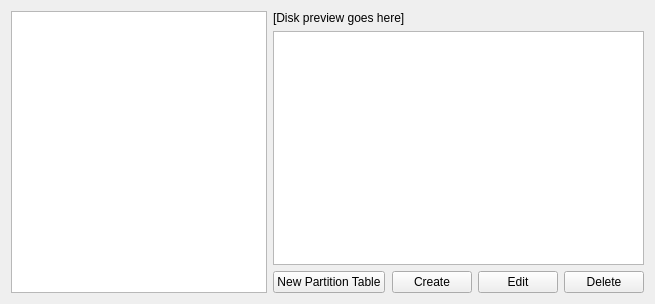
This is src/modules/partition/PartitionPage.ui in calamares/calamares as Qt 5 draws it before an edit. The edited form follows.
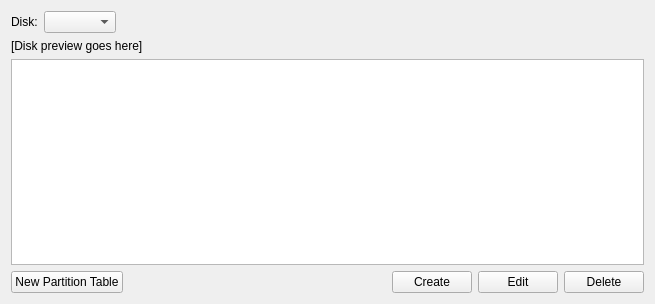
This is the edited form.

Commit message: Rework PartitionPage appearance, prior addition of boot loader UI

Patch:
```diff
--- a/src/modules/partition/PartitionPage.ui
+++ b/src/modules/partition/PartitionPage.ui
@@ -13,15 +13,61 @@
   <property name="windowTitle">
    <string>Form</string>
   </property>
-  <layout class="QGridLayout" name="gridLayout">
-   <item row="0" column="1">
+  <layout class="QVBoxLayout" name="verticalLayout">
+   <item>
+    <layout class="QHBoxLayout" name="horizontalLayout_2">
+     <item>
+      <widget class="QLabel" name="label_2">
+       <property name="text">
+        <string>Disk:</string>
+       </property>
+       <property name="buddy">
+        <cstring>deviceComboBox</cstring>
+       </property>
+      </widget>
+     </item>
+     <item>
+      <widget class="QComboBox" name="deviceComboBox"/>
+     </item>
+     <item>
+      <spacer name="horizontalSpacer_2">
+       <property name="orientation">
+        <enum>Qt::Horizontal</enum>
+       </property>
+       <property name="sizeHint" stdset="0">
+        <size>
+         <width>40</width>
+         <height>20</height>
+        </size>
+       </property>
+      </spacer>
+     </item>
+    </layout>
+   </item>
+   <item>
     <widget class="QLabel" name="label">
      <property name="text">
       <string>[Disk preview goes here]</string>
      </property>
     </widget>
    </item>
-   <item row="2" column="1">
+   <item>
+    <widget class="QTreeView" name="partitionTreeView">
+     <property name="rootIsDecorated">
+      <bool>false</bool>
+     </property>
+     <property name="allColumnsShowFocus">
+      <bool>true</bool>
+     </property>
+     <attribute name="headerVisible">
+      <bool>false</bool>
+     </attribute>
+     <attribute name="headerStretchLastSection">
+      <bool>false</bool>
+     </attribute>
+    </widget>
+   </item>
+   <item>
     <layout class="QHBoxLayout" name="horizontalLayout">
      <item>
       <widget class="QPushButton" name="newPartitionTableButton">
@@ -66,32 +112,6 @@
      </item>
     </layout>
    </item>
-   <item row="0" column="0" rowspan="3">
-    <widget class="QListView" name="deviceListView">
-     <property name="sizePolicy">
-      <sizepolicy hsizetype="Minimum" vsizetype="Expanding">
-       <horstretch>0</horstretch>
-       <verstretch>0</verstretch>
-      </sizepolicy>
-     </property>
-    </widget>
-   </item>
-   <item row="1" column="1">
-    <widget class="QTreeView" name="partitionTreeView">
-     <property name="rootIsDecorated">
-      <bool>false</bool>
-     </property>
-     <property name="allColumnsShowFocus">
-      <bool>true</bool>
-     </property>
-     <attribute name="headerVisible">
-      <bool>false</bool>
-     </attribute>
-     <attribute name="headerStretchLastSection">
-      <bool>false</bool>
-     </attribute>
-    </widget>
-   </item>
   </layout>
  </widget>
  <resources/>
```
Left out of the diff: 8 changed lines with no effect on the pictures. The commit also changes 2 other files.
